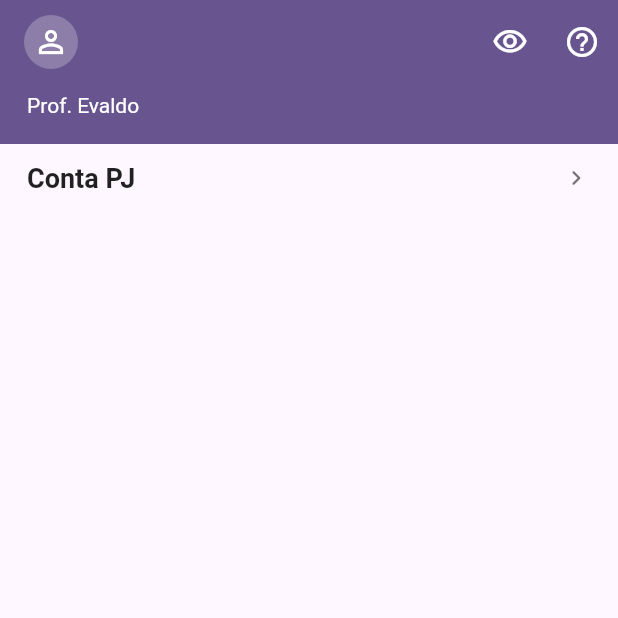
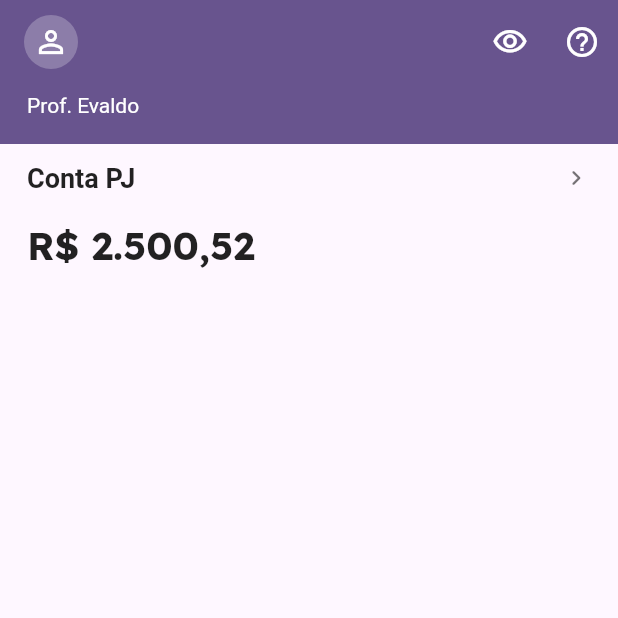
Before and after one commit to ETEC-Pedro-Badran/2DSTecPAMI_2023_1s, a Flutter app: the screen it shows after launch, on a phone screen of 412 x 824 dp, the top half of it. Run offline on Flutter 3.47's test engine with Material 2 defaults, Android fonts, the phone set to English and light mode, and no system bars; our stand-ins replace google_fonts.

Commit message:
Saldo da Conta

```diff
--- a/nubankclone/lib/home_page.dart
+++ b/nubankclone/lib/home_page.dart
@@ -1,4 +1,5 @@
 import 'package:flutter/material.dart';
+import 'package:google_fonts/google_fonts.dart';
 
 class HomePage extends StatelessWidget {
   const HomePage({super.key});
@@ -35,7 +36,10 @@ class HomePage extends StatelessWidget {
                 ))),
         body: Padding(
           padding: const EdgeInsets.symmetric(horizontal: 18.0, vertical: 12),
-          child: Row(
+          child: Column(
+            crossAxisAlignment: CrossAxisAlignment.start,
+            children: [
+              Row(
                 mainAxisAlignment: MainAxisAlignment.spaceBetween,
                 children: const [
                   Text(
@@ -49,6 +53,16 @@ class HomePage extends StatelessWidget {
                   ),
                 ],
               ),
+              const SizedBox(
+                height: 18,
+              ),
+              Text(
+                r'R$ 2.500,52',
+                style: GoogleFonts.lexend(
+                    fontSize: 26, fontWeight: FontWeight.bold),
+              )
+            ],
+          ),
         ));
   }
 }
--- a/nubankclone/pubspec.yaml
+++ b/nubankclone/pubspec.yaml
@@ -36,6 +36,7 @@ dependencies:
   # The following adds the Cupertino Icons font to your application.
   # Use with the CupertinoIcons class for iOS style icons.
   cupertino_icons: ^1.0.2
+  google_fonts: ^4.0.3
 
 dev_dependencies:
   flutter_test:
```
Also changed, not shown: nubankclone/pubspec.lock, 1 other file. Lines whose indentation alone changed are shown as unchanged.
